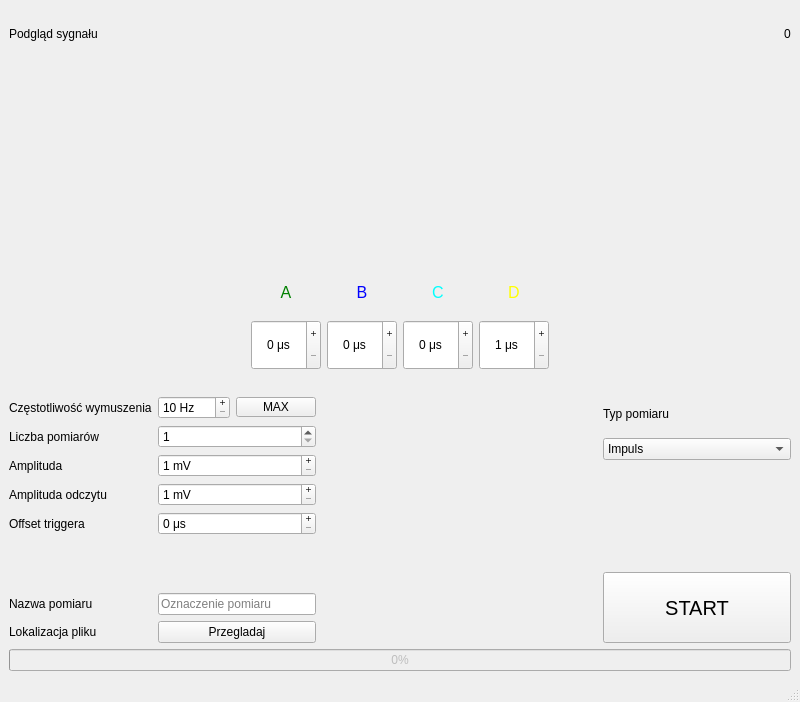
The window that mainwindow.ui (KamilWarczekIP/Arykul_pomiary_nuromorfika) describes before a commit, drawn with Qt 5.
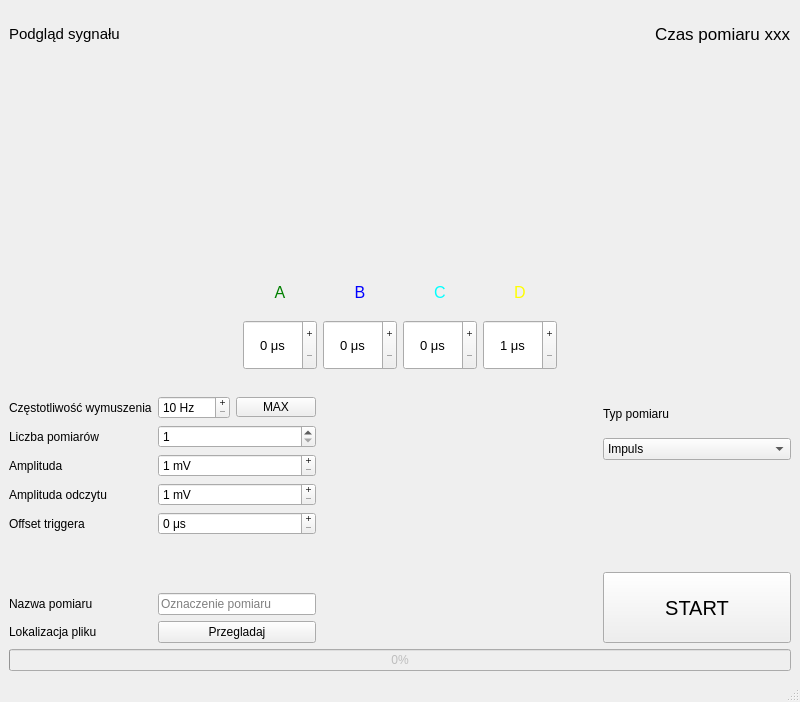
The same window after the commit.

The edit to the form file:
```diff
--- a/mainwindow.ui
+++ b/mainwindow.ui
@@ -25,6 +25,11 @@
      <layout class="QHBoxLayout" name="horizontalLayout_4">
       <item>
        <widget class="QLabel" name="label">
+        <property name="font">
+         <font>
+          <pointsize>11</pointsize>
+         </font>
+        </property>
         <property name="text">
          <string>Podgląd sygnału</string>
         </property>
@@ -45,8 +50,13 @@
       </item>
       <item>
        <widget class="QLabel" name="label_czas_sygnalu">
+        <property name="font">
+         <font>
+          <pointsize>13</pointsize>
+         </font>
+        </property>
         <property name="text">
-         <string>0</string>
+         <string>Czas pomiaru xxx</string>
         </property>
        </widget>
       </item>
@@ -117,6 +127,11 @@
             <height>50</height>
            </size>
           </property>
+          <property name="font">
+           <font>
+            <pointsize>10</pointsize>
+           </font>
+          </property>
           <property name="alignment">
            <set>Qt::AlignmentFlag::AlignCenter</set>
           </property>
@@ -173,6 +188,11 @@
             <height>50</height>
            </size>
           </property>
+          <property name="font">
+           <font>
+            <pointsize>10</pointsize>
+           </font>
+          </property>
           <property name="alignment">
            <set>Qt::AlignmentFlag::AlignCenter</set>
           </property>
@@ -229,6 +249,11 @@
             <height>50</height>
            </size>
           </property>
+          <property name="font">
+           <font>
+            <pointsize>10</pointsize>
+           </font>
+          </property>
           <property name="alignment">
            <set>Qt::AlignmentFlag::AlignCenter</set>
           </property>
@@ -285,6 +310,11 @@
             <height>50</height>
            </size>
           </property>
+          <property name="font">
+           <font>
+            <pointsize>10</pointsize>
+           </font>
+          </property>
           <property name="alignment">
            <set>Qt::AlignmentFlag::AlignCenter</set>
           </property>
```
Left out of the diff: 3 changed lines with no effect on the pictures.
